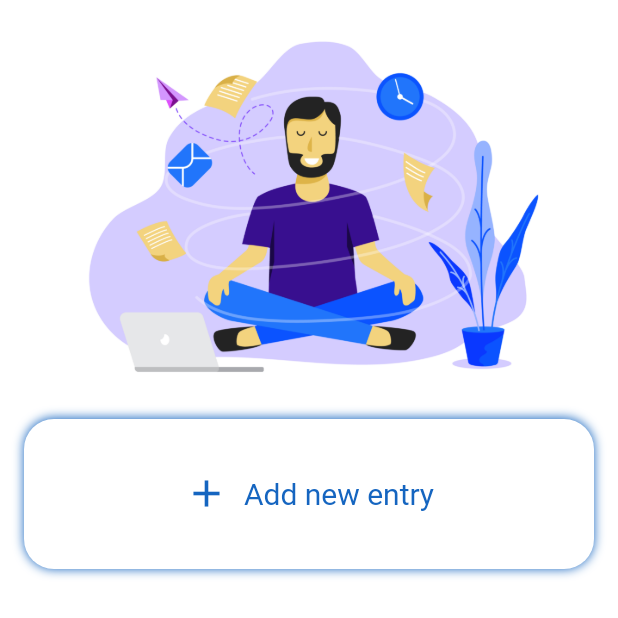
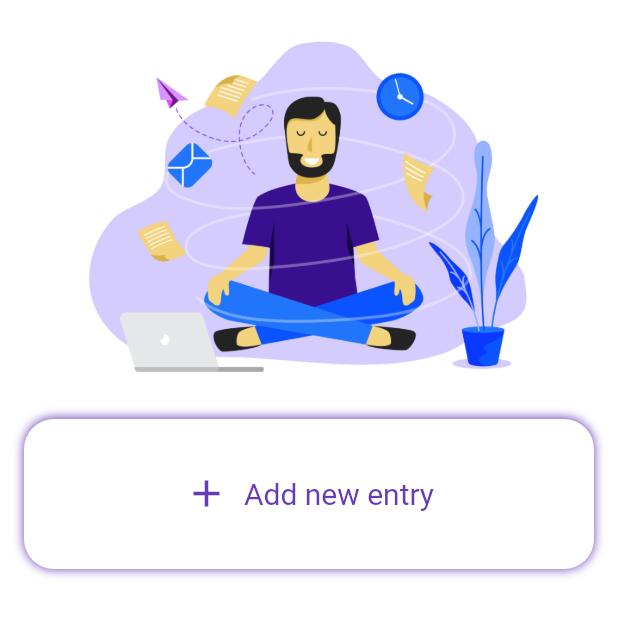
Before and after one commit to jainayu/chat_bot_app, a Flutter app: the JournalTab screen opened directly, on a phone screen of 412 x 824 dp, the top half of it. Run offline on Flutter 3.47's test engine with Material 2 defaults, Android fonts, the phone set to English and light mode, and no system bars; our stand-ins replace font_awesome_flutter.

Commit message:
colors corrected

```diff
--- a/lib/screens/home_screen/chat_tab/ui/chat_tab.dart
+++ b/lib/screens/home_screen/chat_tab/ui/chat_tab.dart
@@ -1,4 +1,4 @@
-import 'package:chat_bot_app/screens/home_screen/chat_tab/chat_bubble.dart';
+import 'package:chat_bot_app/screens/home_screen/chat_tab/ui/chat_bubble.dart';
 import 'package:flutter/material.dart';
 
 class ChatTab extends StatefulWidget {
@@ -26,7 +26,8 @@ class _ChatTabState extends State<ChatTab> {
                 child: CircularProgressIndicator(
                   backgroundColor: Colors.deepPurple,
                   valueColor: new AlwaysStoppedAnimation<Color>(
-                      Colors.deepPurpleAccent),
+                    Colors.deepPurpleAccent,
+                  ),
                   strokeWidth: 5.0,
                 ),
               ),
--- a/lib/screens/home_screen/journal_tab/ui/add_new_entry_widget.dart
+++ b/lib/screens/home_screen/journal_tab/ui/add_new_entry_widget.dart
@@ -12,7 +12,7 @@ class AddNewEntryWidget extends StatelessWidget {
           borderRadius: BorderRadius.circular(20),
           boxShadow: [
             BoxShadow(
-              color: Colors.blue[800],
+              color: Colors.deepPurple,
               blurRadius: 5.0,
             ),
           ],
@@ -24,7 +24,7 @@ class AddNewEntryWidget extends StatelessWidget {
             children: [
               Icon(
                 Icons.add_sharp,
-                color: Colors.blue[800],
+                color: Colors.deepPurple,
                 size: 30,
               ),
               SizedBox(
@@ -33,7 +33,7 @@ class AddNewEntryWidget extends StatelessWidget {
               Text(
                 'Add new entry',
                 style: TextStyle(
-                  color: Colors.blue[800],
+                  color: Colors.deepPurple,
                   fontSize: 20.0,
                   fontWeight: FontWeight.w400,
                 ),
--- a/lib/screens/home_screen/ui/home_screen.dart
+++ b/lib/screens/home_screen/ui/home_screen.dart
@@ -9,7 +9,7 @@ class HomeScreen extends StatefulWidget {
 }
 
 class _HomeScreenState extends State<HomeScreen> {
-  int _selectedIndex = 1;
+  int _selectedIndex = 0;
   static const TextStyle optionStyle =
       TextStyle(fontSize: 30, fontWeight: FontWeight.bold);
   List<Widget> _widgetOptions = <Widget>[
@@ -46,7 +46,7 @@ class _HomeScreenState extends State<HomeScreen> {
             ),
           ],
           currentIndex: _selectedIndex,
-          selectedItemColor: Colors.blue[800],
+          selectedItemColor: Colors.deepPurple,
           onTap: _onItemTapped,
         ),
       ),
```
